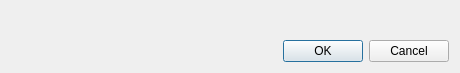
meganz/MEGAsync, file Source/MEGASync/gui/BindFolderDialog.ui: the form before one commit.
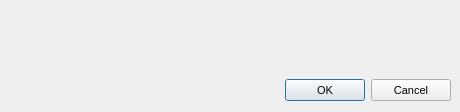
The form after the commit. Custom widgets are drawn as their Qt base class.

```diff
--- a/Source/MEGASync/gui/BindFolderDialog.ui
+++ b/Source/MEGASync/gui/BindFolderDialog.ui
@@ -7,18 +7,61 @@
     <x>0</x>
     <y>0</y>
     <width>460</width>
-    <height>73</height>
+    <height>112</height>
    </rect>
   </property>
   <property name="windowTitle">
    <string>Add synchronized folder</string>
   </property>
+  <property name="styleSheet">
+   <string notr="true">QWidget
+{
+font-size: 11px;
+}
+
+QCheckBox::indicator {
+     width: 16px;
+     height: 16px;
+ }
+
+QRadioButton::indicator {
+     width: 16px;
+     height: 16px;
+ }
+
+QScrollBar:horizontal {
+height: 16px;
+}
+
+QPushButton
+{
+    min-height: 14px;
+	height: 14px;
+}
+</string>
+  </property>
   <layout class="QVBoxLayout" name="verticalLayout">
+   <property name="spacing">
+    <number>6</number>
+   </property>
+   <property name="margin">
+    <number>9</number>
+   </property>
    <item>
-    <widget class="FolderBinder" name="wBinder" native="true"/>
+    <widget class="FolderBinder" name="wBinder" native="true">
+     <property name="styleSheet">
+      <string notr="true"/>
+     </property>
+    </widget>
    </item>
    <item>
     <widget class="QWidget" name="widget" native="true">
+     <property name="maximumSize">
+      <size>
+       <width>16777215</width>
+       <height>26</height>
+      </size>
+     </property>
      <layout class="QHBoxLayout" name="horizontalLayout">
       <property name="margin">
        <number>0</number>
```
